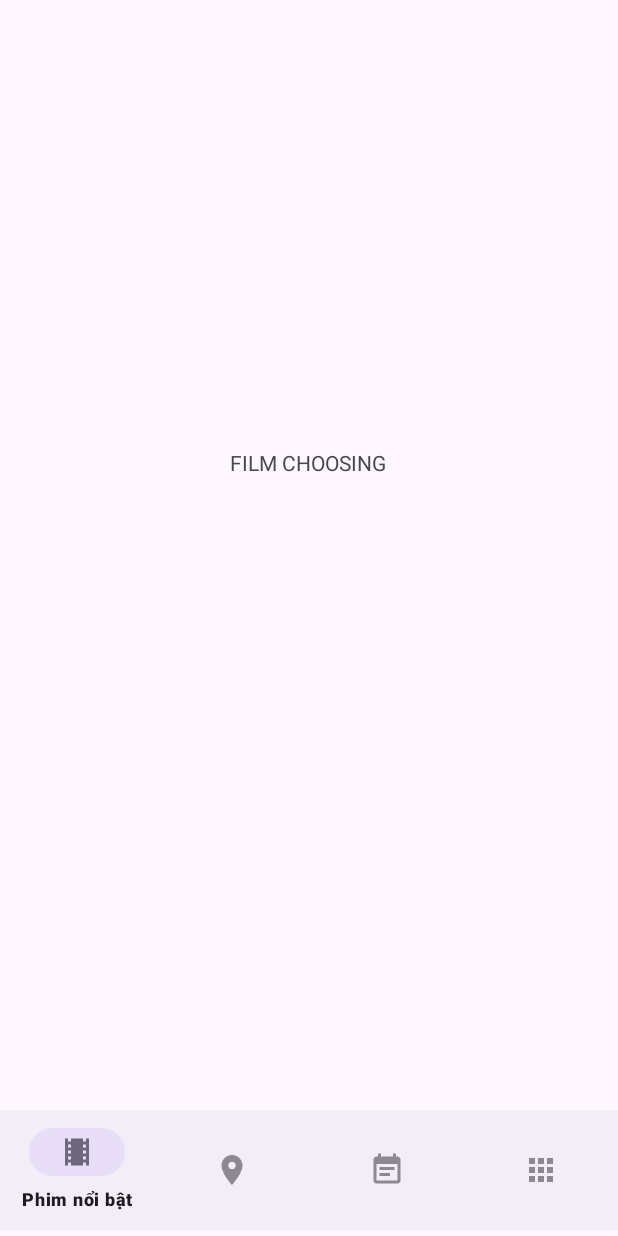
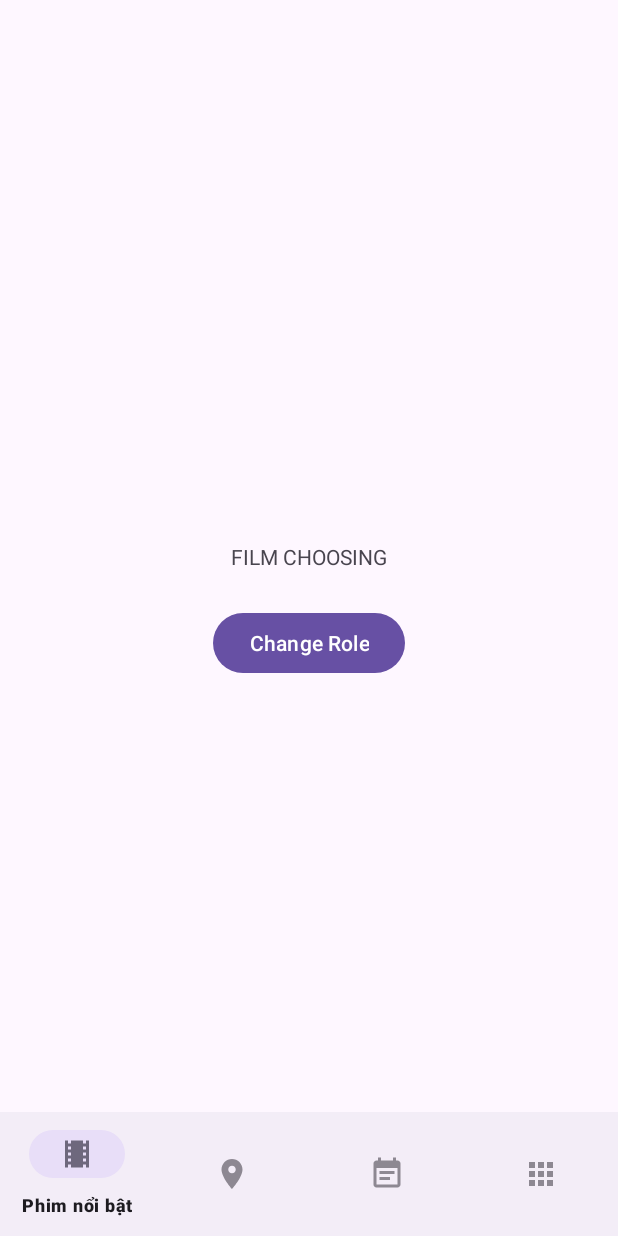
Before and after one commit to quythanh/movie-ticket-booking, an Android app: the screen it shows after launch (MainActivity), on a phone screen of 412 x 824 dp. Run offline under Robolectric (Android 15) with nearby library versions, the phone set to English and light mode, and no system bars.

```diff
--- /dev/null
+++ b/app/src/main/java/com/example/movie_ticket_booking/Controllers/AuthUserController.java
@@ -0,0 +1,22 @@
+package com.example.movie_ticket_booking.Controllers;
+
+import com.example.movie_ticket_booking.ModelClasses.User;
+import com.example.movie_ticket_booking.ModelClasses.UserRole;
+
+public class AuthUserController {
+    private static User userlogin;
+    static {
+        userlogin = new User();
+    }
+    public static User getUserlogin() {
+        return userlogin;
+    }
+
+    public static void setUserlogin(User userlogin) {
+        AuthUserController.userlogin = userlogin;
+    }
+
+    public static void toggleRole(){
+        userlogin.setUserRole(userlogin.getUserRole()== UserRole.CLIENT ? UserRole.ADMIN : UserRole.CLIENT);
+    }
+}
--- a/app/src/main/java/com/example/movie_ticket_booking/FilmFragment.java
+++ b/app/src/main/java/com/example/movie_ticket_booking/FilmFragment.java
@@ -1,5 +1,6 @@
 package com.example.movie_ticket_booking;
 
+import android.content.Intent;
 import android.os.Bundle;
 
 import androidx.fragment.app.Fragment;
@@ -7,6 +8,10 @@ import androidx.fragment.app.Fragment;
 import android.view.LayoutInflater;
 import android.view.View;
 import android.view.ViewGroup;
+import android.widget.Button;
+import android.widget.TextView;
+
+import com.example.movie_ticket_booking.Controllers.AuthUserController;
 
 /**
  * A simple {@link Fragment} subclass.
@@ -59,6 +64,18 @@ public class FilmFragment extends Fragment {
     public View onCreateView(LayoutInflater inflater, ViewGroup container,
                              Bundle savedInstanceState) {
         // Inflate the layout for this fragment
-        return inflater.inflate(R.layout.activity_film_fragment, container, false);
+        View view = inflater.inflate(R.layout.activity_film_fragment, container, false);
+        Button btn = view.findViewById(R.id.buttonChange);
+        btn.setOnClickListener(new View.OnClickListener() {
+            @Override
+            public void onClick(View view) {
+                AuthUserController.toggleRole();
+                System.out.println(AuthUserController.getUserlogin().getUserRole());
+                Intent intent = new Intent(view.getContext(), MainActivity.class);
+                intent.putExtra("rerender", true);
+                startActivity(intent);
+            }
+        });
+        return view;
     }
 }
--- a/app/src/main/java/com/example/movie_ticket_booking/MainActivity.java
+++ b/app/src/main/java/com/example/movie_ticket_booking/MainActivity.java
@@ -1,9 +1,12 @@
 package com.example.movie_ticket_booking;
 
+import android.content.Intent;
 import android.os.Bundle;
 import android.view.MenuItem;
+import android.widget.Button;
 
 import androidx.activity.EdgeToEdge;
+import androidx.annotation.Nullable;
 import androidx.appcompat.app.AppCompatActivity;
 import androidx.core.graphics.Insets;
 import androidx.core.view.ViewCompat;
@@ -12,7 +15,14 @@ import androidx.fragment.app.Fragment;
 import androidx.fragment.app.FragmentManager;
 import androidx.fragment.app.FragmentTransaction;
 
+import com.example.movie_ticket_booking.Controllers.AuthUserController;
+import com.example.movie_ticket_booking.ModelClasses.User;
+import com.example.movie_ticket_booking.ModelClasses.UserRole;
 import com.example.movie_ticket_booking.databinding.ActivityMainBinding;
+import com.google.android.material.bottomnavigation.BottomNavigationView;
+
+import java.util.HashMap;
+import java.util.Map;
 
 public class MainActivity extends AppCompatActivity {
 
@@ -21,6 +31,7 @@ public class MainActivity extends AppCompatActivity {
     CinemasFragment cinemas;
     NotificationFragment notification;
     OtherFragment other;
+    BottomNavigationView navbar;
 
     private void ChangeFragment(Fragment fragment){
         FragmentManager fm = getSupportFragmentManager();
@@ -39,11 +50,20 @@ public class MainActivity extends AppCompatActivity {
         notification = new NotificationFragment();
         other = new OtherFragment();
 
+
         setContentView(binder.getRoot());
         ChangeFragment(film);
 
+        navbar = findViewById(R.id.bottomNavigationView);
+
+
+        if(AuthUserController.getUserlogin().getUserRole() == UserRole.ADMIN)
+            navbar.inflateMenu(R.menu.bottom_admin_navmenu);
+        else
+            navbar.inflateMenu(R.menu.bottom_navmenu);
+
         binder.bottomNavigationView.setOnItemSelectedListener(item -> {
-            switch (item.getItemId()){
+            switch (item.getItemId()) {
                 case R.id.film:
                     ChangeFragment(film);
                     break;
@@ -56,11 +76,10 @@ public class MainActivity extends AppCompatActivity {
                 case R.id.other:
                     ChangeFragment(other);
                     break;
-
             }
-
             return true;
         });
+
     }
 
 
--- /dev/null
+++ b/app/src/main/java/com/example/movie_ticket_booking/ModelClasses/User.java
@@ -0,0 +1,19 @@
+package com.example.movie_ticket_booking.ModelClasses;
+
+public class User {
+
+    UserRole role;
+    public User(){
+        this.role = UserRole.CLIENT;
+    }
+
+    public void setUserRole(UserRole A){
+        this.role = A;
+    }
+
+    public UserRole getUserRole(){
+        return this.role;
+    }
+
+
+}
--- /dev/null
+++ b/app/src/main/java/com/example/movie_ticket_booking/ModelClasses/UserRole.java
@@ -0,0 +1,6 @@
+package com.example.movie_ticket_booking.ModelClasses;
+
+public enum UserRole {
+    CLIENT,
+    ADMIN
+}
--- a/app/src/main/res/layout/activity_film_fragment.xml
+++ b/app/src/main/res/layout/activity_film_fragment.xml
@@ -11,13 +11,20 @@
         android:id="@+id/textView"
         android:layout_width="wrap_content"
         android:layout_height="wrap_content"
-        android:layout_marginStart="176dp"
-        android:layout_marginTop="294dp"
-        android:layout_marginEnd="177dp"
-        android:layout_marginBottom="418dp"
         android:text="FILM CHOOSING"
         app:layout_constraintBottom_toBottomOf="parent"
         app:layout_constraintEnd_toEndOf="parent"
         app:layout_constraintStart_toStartOf="parent"
         app:layout_constraintTop_toTopOf="parent" />
+
+    <Button
+        android:id="@+id/buttonChange"
+        android:layout_width="wrap_content"
+        android:layout_height="wrap_content"
+        android:text="Change Role"
+        app:layout_constraintBottom_toBottomOf="parent"
+        app:layout_constraintEnd_toEndOf="parent"
+        app:layout_constraintStart_toStartOf="parent"
+        app:layout_constraintTop_toTopOf="parent"
+        app:layout_constraintVertical_bias="0.584" />
 </androidx.constraintlayout.widget.ConstraintLayout>
--- a/app/src/main/res/layout/activity_main.xml
+++ b/app/src/main/res/layout/activity_main.xml
@@ -1,36 +1,36 @@
 <?xml version="1.0" encoding="utf-8"?>
-<androidx.constraintlayout.widget.ConstraintLayout xmlns:android="http://schemas.android.com/apk/res/android"
+<LinearLayout xmlns:android="http://schemas.android.com/apk/res/android"
     xmlns:app="http://schemas.android.com/apk/res-auto"
     xmlns:tools="http://schemas.android.com/tools"
     android:id="@+id/main"
     android:layout_width="match_parent"
     android:layout_height="match_parent"
     tools:context=".MainActivity"
-    >
+    android:orientation="vertical">
 
 
     <FrameLayout
         android:id="@+id/frame"
         android:layout_width="match_parent"
         android:layout_height="0dp"
+        android:layout_weight="9"
         app:layout_constraintBottom_toTopOf="@+id/bottomNavigationView"
         app:layout_constraintTop_toTopOf="parent"
         app:layout_constraintVertical_bias="1.0"
-        tools:layout_editor_absoluteX="0dp">
+        tools:layout_editor_absoluteX="32dp">
 
     </FrameLayout>
 
     <com.google.android.material.bottomnavigation.BottomNavigationView
         android:id="@+id/bottomNavigationView"
         android:layout_width="match_parent"
-        android:layout_height="wrap_content"
-        android:layout_marginTop="740dp"
+        android:layout_height="0dp"
+        android:layout_weight="1"
         app:layout_constraintEnd_toEndOf="parent"
         app:layout_constraintHorizontal_bias="0.0"
         app:layout_constraintStart_toStartOf="parent"
         app:layout_constraintTop_toTopOf="parent"
-        app:menu="@menu/bottom_navmenu"
         tools:ignore="MissingConstraints">
 
     </com.google.android.material.bottomnavigation.BottomNavigationView>
-</androidx.constraintlayout.widget.ConstraintLayout>
+</LinearLayout>
--- a/app/src/main/res/layout/activity_notification_fragment.xml
+++ b/app/src/main/res/layout/activity_notification_fragment.xml
@@ -11,13 +11,10 @@
         android:id="@+id/textView3"
         android:layout_width="wrap_content"
         android:layout_height="wrap_content"
-        android:layout_marginStart="171dp"
-        android:layout_marginTop="351dp"
-        android:layout_marginEnd="182dp"
-        android:layout_marginBottom="361dp"
         android:text="NOTIFICATION"
         app:layout_constraintBottom_toBottomOf="parent"
         app:layout_constraintEnd_toEndOf="parent"
+        app:layout_constraintHorizontal_bias="0.47"
         app:layout_constraintStart_toStartOf="parent"
         app:layout_constraintTop_toTopOf="parent" />
 </androidx.constraintlayout.widget.ConstraintLayout>
--- a/app/src/main/res/layout/activity_other_fragment.xml
+++ b/app/src/main/res/layout/activity_other_fragment.xml
@@ -11,10 +11,6 @@
         android:id="@+id/textView4"
         android:layout_width="wrap_content"
         android:layout_height="wrap_content"
-        android:layout_marginStart="177dp"
-        android:layout_marginTop="359dp"
-        android:layout_marginEnd="176dp"
-        android:layout_marginBottom="353dp"
         android:text="OTHER"
         app:layout_constraintBottom_toBottomOf="parent"
         app:layout_constraintEnd_toEndOf="parent"
--- /dev/null
+++ b/app/src/main/res/menu/bottom_admin_navmenu.xml
@@ -0,0 +1,16 @@
+<?xml version="1.0" encoding="utf-8"?>
+<menu xmlns:android="http://schemas.android.com/apk/res/android">
+
+    <item android:title="adminnnn"
+        android:id="@+id/film"
+        android:icon="@drawable/ic_movie"/>
+    <item android:title="Cụm Rạp"
+        android:id="@+id/cinemas"
+        android:icon="@drawable/ic_location"/>
+    <item android:title="Thông Báo"
+        android:id="@+id/notification"
+        android:icon="@drawable/ic_event"/>
+    <item android:title="Khác"
+        android:id="@+id/other"
+        android:icon="@drawable/ic_other"/>
+</menu>
```
Also changed, not shown: app/src/main/java/com/example/movie_ticket_booking/Controllers/UserController.java (added, +25 -0 lines), app/src/main/res/layout/activity_cinema_fragment.xml (+1 -6 lines).
